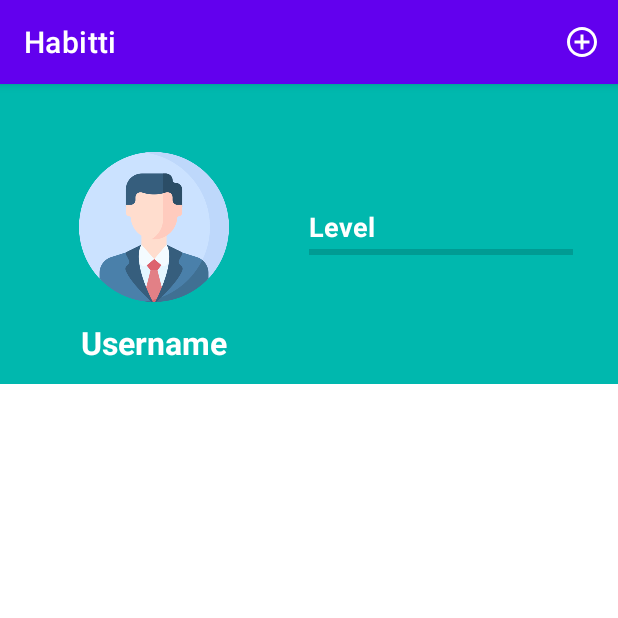
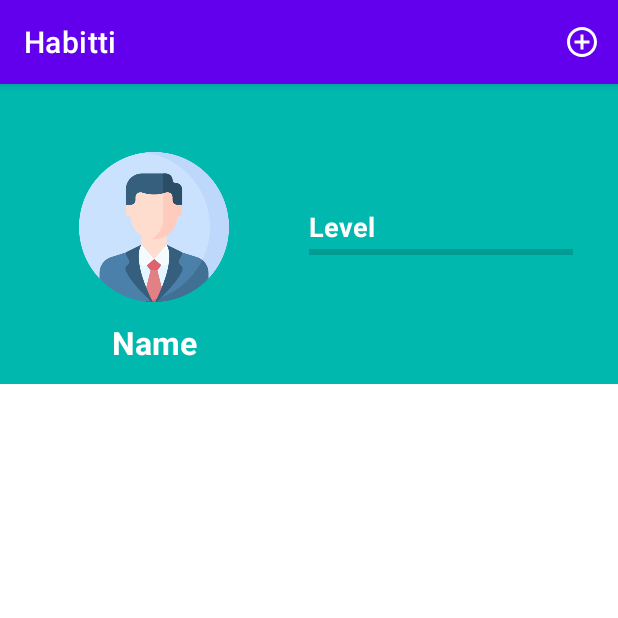
Before and after one commit to jervw/Habitti, an Android app: the screen it shows after launch (MainActivity), after a tap on "NEXT", on a phone screen of 412 x 824 dp, the top half of it. Run offline under Robolectric (Android 15) with nearby library versions, the phone set to English and light mode, and no system bars.

Commit message:
Lisätty hahmon nimen tallentaminen ja sen siirtyminen main fragmentiin (LoginActivity.java, fragment_main.xml)

```diff
--- a/app/src/main/java/com/example/habitti/LoginActivity.java
+++ b/app/src/main/java/com/example/habitti/LoginActivity.java
@@ -1,15 +1,23 @@
 package com.example.habitti;
 
-import androidx.appcompat.app.AppCompatActivity;
-
+import android.content.Context;
 import android.content.Intent;
+import android.content.SharedPreferences;
 import android.os.Bundle;
+import android.util.Log;
 import android.view.View;
 import android.widget.Button;
 import android.widget.EditText;
 import android.widget.ImageView;
 
+import androidx.appcompat.app.AppCompatActivity;
+
 public class LoginActivity extends AppCompatActivity {
+
+    // Tallentaminen:
+    private SharedPreferences sharedPrefs;
+    private String UserName = "UserName";
+    private final String UserNameKey = "LastUserName";
 
     private EditText SingUpName;
     private Button btnNext;
@@ -27,6 +35,7 @@ public class LoginActivity extends AppCompatActivity {
     private int currentImageClothes;
     private int currentImageHairs;
 
+    public static final String EXTRA_MESSAGE = "com.example.habitti";
 
     @Override
     protected void onCreate(Bundle savedInstanceState) {
@@ -40,7 +49,11 @@ public class LoginActivity extends AppCompatActivity {
         btnNext.setOnClickListener(new View.OnClickListener() {
             @Override
             public void onClick(View view) {
-                // Vaihta käyttäjän nimi ja profiilikuva
+
+                // Nimen tallentaminen "shared preference.xml" tiedostoon:
+                sharedPrefs = getSharedPreferences("shared preference", Context.MODE_PRIVATE);
+                UserName = sharedPrefs.getString(UserNameKey, "0");
+
                 Intent intent = new Intent(LoginActivity.this, MainActivity.class);
                 startActivity(intent);
             }
@@ -97,4 +110,16 @@ public class LoginActivity extends AppCompatActivity {
         });
 
     }
+
+    // Tallentaminen:
+    @Override
+    protected void onPause() {
+        super.onPause();
+        Log.d("MY_APP", "onPause()");
+
+        SharedPreferences.Editor prefEditor = sharedPrefs.edit();
+        prefEditor.putString(UserNameKey, SingUpName.getText().toString());
+
+        prefEditor.commit();
+    }
 }
--- a/app/src/main/java/com/example/habitti/MainFragment.java
+++ b/app/src/main/java/com/example/habitti/MainFragment.java
@@ -1,27 +1,25 @@
 package com.example.habitti;
 
-import android.app.Activity;
+import android.content.Context;
 import android.content.Intent;
 import android.content.SharedPreferences;
 import android.os.Bundle;
-import android.util.Log;
 import android.view.LayoutInflater;
 import android.view.View;
 import android.view.ViewGroup;
 import android.widget.AdapterView;
 import android.widget.ListView;
-
+import android.widget.TextView;
 
 import androidx.annotation.NonNull;
 import androidx.annotation.Nullable;
 import androidx.fragment.app.Fragment;
 
-import com.google.gson.Gson;
-
 public class MainFragment extends Fragment {
 
     private SharedPreferences sharedPrefHabbits;
     private final String sharedPreferenceName = "shared preference";
+
     ListView habbitsListView;
     View rootView;
 
@@ -30,15 +28,17 @@ public class MainFragment extends Fragment {
     public View onCreateView(@NonNull LayoutInflater inflater, @Nullable ViewGroup container, @Nullable Bundle savedInstanceState) {
         rootView = inflater.inflate(R.layout.fragment_main, container, false);
 
-
+        //saveHabbitData();
+        //loadHabbitData();
 
         updateUI();
 
         return rootView;
+
     }
 
     /*private void saveHabbitData() {
-        sharedPrefHabbits = getSharedPreferences(sharedPreferenceName, Activity.MODE_PRIVATE);
+        sharedPrefHabbits = getActivity().getSharedPreferences("shared preference", Activity.MODE_PRIVATE);
         SharedPreferences.Editor editor = sharedPrefHabbits.edit();
         Gson gson = new Gson();
         String jsonHabbits = gson.toJson(GlobalModel.getInstance().GetHabbitsList());
@@ -49,16 +49,15 @@ public class MainFragment extends Fragment {
     }
 
     private void loadHabbitData() {
-        sharedPrefHabbits = getSharedPreferences(sharedPreferenceName, Activity.MODE_PRIVATE);
+        sharedPrefHabbits = getActivity().getSharedPreferences(sharedPreferenceName, Activity.MODE_PRIVATE);
+    }*/
 
-    }
-
-     */
 
     private void updateUI() {
         HabbitsViewAdapter habbitsArrayAdapter = new HabbitsViewAdapter(getActivity(), GlobalModel.getInstance().getHabbitsView());
         habbitsListView = (ListView) rootView.findViewById(R.id.listViewHabbits);
         habbitsListView.setAdapter(habbitsArrayAdapter);
+
 
         habbitsListView.setOnItemClickListener(new AdapterView.OnItemClickListener() {
             @Override
@@ -68,6 +67,13 @@ public class MainFragment extends Fragment {
                 startActivity(showDetails);
             }
         });
+
+        // GET NAME FROM SHARED PREFERENCE.XML:
+        sharedPrefHabbits = this.getActivity().getSharedPreferences("shared preference", Context.MODE_PRIVATE);
+        TextView textViewUserName = (TextView) rootView.findViewById(R.id.username);
+        if (sharedPrefHabbits.contains("LastUserName")) {
+            textViewUserName.setText(sharedPrefHabbits.getString("LastUserName", ""));
+        }
     }
 
 
--- a/app/src/main/res/layout/fragment_main.xml
+++ b/app/src/main/res/layout/fragment_main.xml
@@ -24,6 +24,7 @@
                 android:src="@drawable/profile" />
 
             <TextView
+                android:id="@+id/username"
                 android:layout_width="match_parent"
                 android:layout_height="match_parent"
                 android:gravity="center"
--- a/app/src/main/res/layout/login_activity.xml
+++ b/app/src/main/res/layout/login_activity.xml
@@ -64,6 +64,7 @@
         android:layout_width="wrap_content"
         android:layout_height="wrap_content"
         android:layout_marginTop="48dp"
+        android:onClick="sendName"
         android:text="NEXT"
         android:textSize="18sp"
         app:layout_constraintBottom_toBottomOf="parent"
@@ -154,4 +155,10 @@
         app:layout_constraintEnd_toEndOf="parent"
         app:layout_constraintTop_toBottomOf="@+id/imageViewCharacter" />
 
+    <FrameLayout
+        android:id="@+id/frameLayout"
+        android:layout_width="match_parent"
+        android:layout_height="match_parent">
+    </FrameLayout>
+
 </androidx.constraintlayout.widget.ConstraintLayout>
```
